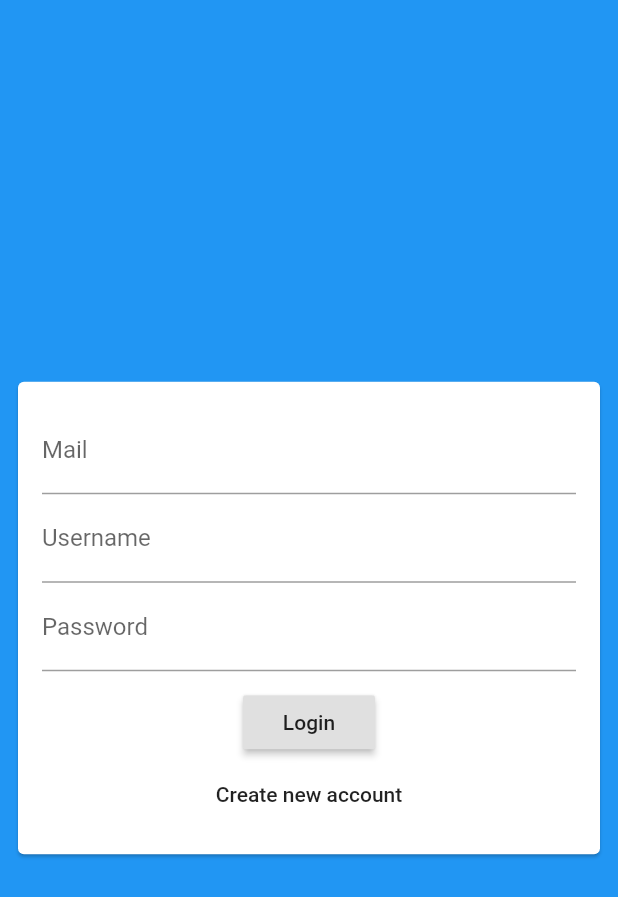
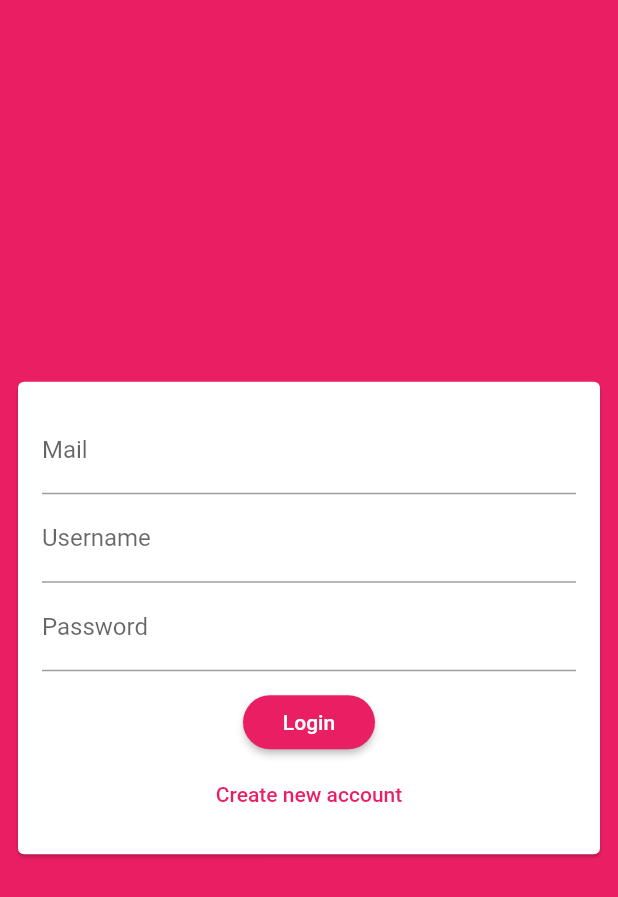
Before and after one commit to AbdoTareq/flutter_chat_app, a Flutter app: the screen it shows after launch, after a tap on "Create new account", on a phone screen of 412 x 824 dp. Shown: the top 897 px of the screen. Run offline on Flutter 3.47's test engine with Material 2 defaults, Android fonts, the phone set to English and light mode, and no system bars; our stand-ins replace cloud_firestore, firebase_core; accounts and stored records are empty.

Commit message:
feat: Add app theme

```diff
--- a/lib/main.dart
+++ b/lib/main.dart
@@ -16,7 +16,15 @@ class MyApp extends StatelessWidget {
     return MaterialApp(
       title: 'Flutter Demo',
       theme: ThemeData(
-        primarySwatch: Colors.blue,
+        primarySwatch: Colors.pink,
+        backgroundColor: Colors.pink,
+        accentColor: Colors.deepPurple,
+        accentColorBrightness: Brightness.dark,
+        buttonTheme: ButtonTheme.of(context).copyWith(
+          buttonColor: Colors.pink,
+          textTheme: ButtonTextTheme.primary,
+          shape: RoundedRectangleBorder(borderRadius: BorderRadius.circular(20)),
+        ),
         // This makes the visual density adapt to the platform that you run
         // the app on. For desktop platforms, the controls will be smaller and
         // closer together (more dense) than on mobile platforms.
--- a/lib/widgets/auth/auth_form.dart
+++ b/lib/widgets/auth/auth_form.dart
@@ -7,6 +7,11 @@ class AuthForm extends StatefulWidget {
 
 class _AuthFormState extends State<AuthForm> {
   @override
+  void didChangeDependencies() {
+    super.didChangeDependencies();
+  }
+
+  @override
   Widget build(BuildContext context) {
     return Center(
       child: Card(
@@ -14,6 +19,7 @@ class _AuthFormState extends State<AuthForm> {
         child: Padding(
           padding: const EdgeInsets.all(16),
           child: Form(
+              child: SingleChildScrollView(
             child: Column(
               // this to make column take min height like wrap content
               mainAxisSize: MainAxisSize.min,
@@ -36,8 +42,14 @@ class _AuthFormState extends State<AuthForm> {
                   onPressed: () {},
                   child: Text('Login'),
                 ),
-              FlatButton(onPressed: () {}, child: Text('Create new account')),
+                FlatButton(
+                    onPressed: () {},
+                    child: Text(
+                      'Create new account',
+                      style: TextStyle(color: Theme.of(context).primaryColor),
+                    )),
               ],
+            ),
           )),
         ),
       ),
```
Lines whose indentation alone changed are shown as unchanged.
